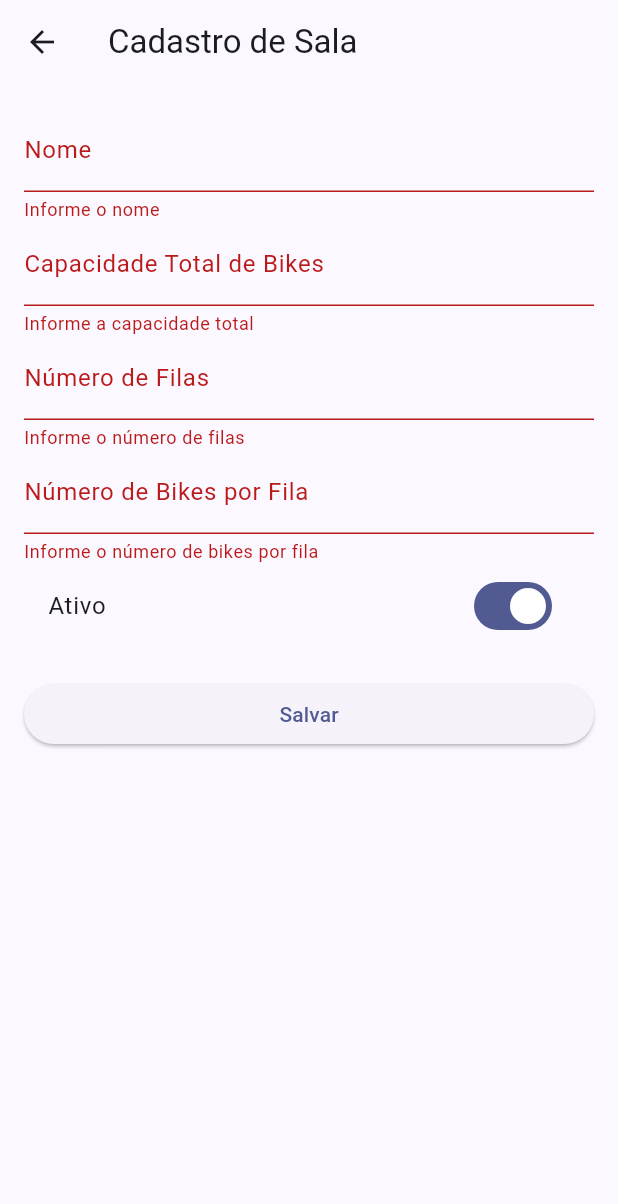
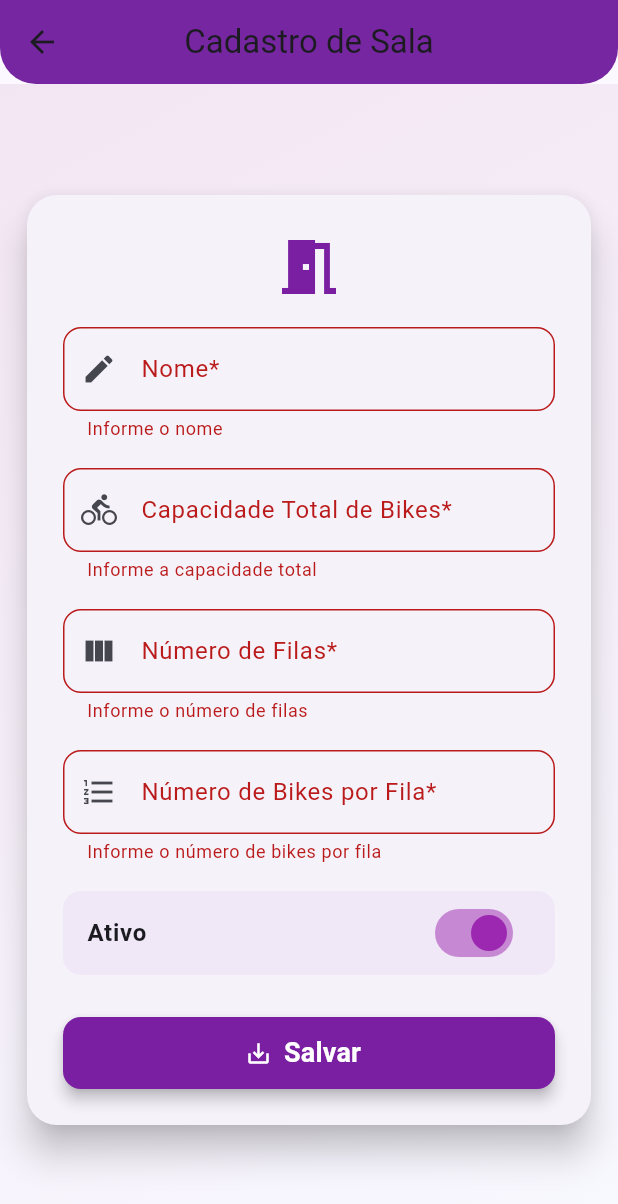
Before and after one commit to isqdev/pagil-flutter, a Flutter app: the FormSala screen opened by its route, after a tap on "Salvar", on a phone screen of 412 x 824 dp. Shown: the top 1204 px of the screen. Run offline on Flutter 3.47's test engine with Material 3 defaults, Android fonts, the phone set to English and light mode, and no system bars.

Commit message:
Estilizacao da sala

```diff
--- a/lib/telas/form_sala.dart
+++ b/lib/telas/form_sala.dart
@@ -16,6 +16,42 @@ class _FormSalaState extends State<FormSala> {
   final _bikesPorFilaController = TextEditingController();
   bool _ativo = true;
 
+  void _salvar() {
+    if (_formKey.currentState!.validate()) {
+      final sala = DTOSala(
+        nome: _nomeController.text,
+        capacidade_total_bikes: int.parse(_capacidadeController.text),
+        numero_filas: int.parse(_filasController.text),
+        numero_bikes_por_fila: int.parse(_bikesPorFilaController.text),
+        ativo: _ativo,
+      );
+      showDialog(
+        context: context,
+        builder: (_) => AlertDialog(
+          title: const Text('Sucesso'),
+          content: Text(
+            'Sala salva!\n\n'
+            'Nome: ${sala.nome}\n'
+            'Capacidade Total: ${sala.capacidade_total_bikes}\n'
+            'Número de Filas: ${sala.numero_filas}\n'
+            'Bikes por Fila: ${sala.numero_bikes_por_fila}\n'
+            'Ativo: ${sala.ativo ? "Sim" : "Não"}',
+          ),
+          actions: [
+            TextButton(
+              onPressed: () => Navigator.of(context).pop(),
+              child: const Text('OK'),
+            ),
+          ],
+        ),
+      );
+      _formKey.currentState!.reset();
+      setState(() {
+        _ativo = true;
+      });
+    }
+  }
+
   @override
   void dispose() {
     _nomeController.dispose();
@@ -25,28 +61,48 @@ class _FormSalaState extends State<FormSala> {
     super.dispose();
   }
 
-  void _submit() {
-    if (_formKey.currentState!.validate()) {
-      // Aqui você pode criar o objeto DTOSala ou fazer outra ação
-      ScaffoldMessenger.of(context).showSnackBar(
-        const SnackBar(content: Text('Formulário válido!')),
-      );
-    }
-  }
-
   @override
   Widget build(BuildContext context) {
     return Scaffold(
-      appBar: AppBar(title: const Text('Cadastro de Sala')),
-      body: Padding(
-        padding: const EdgeInsets.all(16.0),
+      appBar: AppBar(
+        title: const Text('Cadastro de Sala'),
+        backgroundColor: Colors.purple.shade700,
+        elevation: 6,
+        centerTitle: true,
+        shape: const RoundedRectangleBorder(
+          borderRadius: BorderRadius.vertical(bottom: Radius.circular(24)),
+        ),
+      ),
+      body: Container(
+        decoration: const BoxDecoration(
+          gradient: LinearGradient(
+            colors: [Color(0xFFF3E6F3), Color(0xFFF8F8FF)],
+            begin: Alignment.topLeft,
+            end: Alignment.bottomRight,
+          ),
+        ),
+        child: Center(
+          child: SingleChildScrollView(
+            child: Card(
+              elevation: 10,
+              shape: RoundedRectangleBorder(borderRadius: BorderRadius.circular(20)),
+              margin: const EdgeInsets.symmetric(horizontal: 18, vertical: 24),
+              child: Padding(
+                padding: const EdgeInsets.all(24.0),
                 child: Form(
                   key: _formKey,
-          child: ListView(
+                  child: Column(
+                    mainAxisSize: MainAxisSize.min,
                     children: [
+                      Icon(Icons.meeting_room, color: Colors.purple.shade700, size: 48),
+                      const SizedBox(height: 16),
                       TextFormField(
                         controller: _nomeController,
-                decoration: const InputDecoration(labelText: 'Nome'),
+                        decoration: InputDecoration(
+                          labelText: 'Nome*',
+                          border: OutlineInputBorder(borderRadius: BorderRadius.circular(12)),
+                          prefixIcon: const Icon(Icons.edit),
+                        ),
                         validator: (value) {
                           if (value == null || value.isEmpty) {
                             return 'Informe o nome';
@@ -54,9 +110,14 @@ class _FormSalaState extends State<FormSala> {
                           return null;
                         },
                       ),
+                      const SizedBox(height: 18),
                       TextFormField(
                         controller: _capacidadeController,
-                decoration: const InputDecoration(labelText: 'Capacidade Total de Bikes'),
+                        decoration: InputDecoration(
+                          labelText: 'Capacidade Total de Bikes*',
+                          border: OutlineInputBorder(borderRadius: BorderRadius.circular(12)),
+                          prefixIcon: const Icon(Icons.directions_bike),
+                        ),
                         keyboardType: TextInputType.number,
                         validator: (value) {
                           if (value == null || value.isEmpty) {
@@ -69,9 +130,14 @@ class _FormSalaState extends State<FormSala> {
                           return null;
                         },
                       ),
+                      const SizedBox(height: 18),
                       TextFormField(
                         controller: _filasController,
-                decoration: const InputDecoration(labelText: 'Número de Filas'),
+                        decoration: InputDecoration(
+                          labelText: 'Número de Filas*',
+                          border: OutlineInputBorder(borderRadius: BorderRadius.circular(12)),
+                          prefixIcon: const Icon(Icons.view_column),
+                        ),
                         keyboardType: TextInputType.number,
                         validator: (value) {
                           if (value == null || value.isEmpty) {
@@ -84,9 +150,14 @@ class _FormSalaState extends State<FormSala> {
                           return null;
                         },
                       ),
+                      const SizedBox(height: 18),
                       TextFormField(
                         controller: _bikesPorFilaController,
-                decoration: const InputDecoration(labelText: 'Número de Bikes por Fila'),
+                        decoration: InputDecoration(
+                          labelText: 'Número de Bikes por Fila*',
+                          border: OutlineInputBorder(borderRadius: BorderRadius.circular(12)),
+                          prefixIcon: const Icon(Icons.format_list_numbered),
+                        ),
                         keyboardType: TextInputType.number,
                         validator: (value) {
                           if (value == null || value.isEmpty) {
@@ -99,21 +170,46 @@ class _FormSalaState extends State<FormSala> {
                           return null;
                         },
                       ),
+                      const SizedBox(height: 18),
                       SwitchListTile(
-                title: const Text('Ativo'),
+                        title: const Text('Ativo', style: TextStyle(fontWeight: FontWeight.w600)),
                         value: _ativo,
-                onChanged: (val) {
+                        activeColor: Colors.purple,
+                        onChanged: (value) {
                           setState(() {
-                    _ativo = val;
+                            _ativo = value;
                           });
                         },
+                        shape: RoundedRectangleBorder(borderRadius: BorderRadius.circular(12)),
+                        tileColor: Colors.purple.withOpacity(0.05),
                       ),
-              const SizedBox(height: 20),
-              ElevatedButton(
-                onPressed: _submit,
-                child: const Text('Salvar'),
+                      const SizedBox(height: 28),
+                      SizedBox(
+                        width: double.infinity,
+                        height: 48,
+                        child: ElevatedButton.icon(
+                          onPressed: _salvar,
+                          icon: const Icon(Icons.save_alt, color: Colors.white),
+                          label: const Text(
+                            'Salvar',
+                            style: TextStyle(
+                              fontSize: 18,
+                              fontWeight: FontWeight.bold,
+                              color: Colors.white,
+                            ),
+                          ),
+                          style: ElevatedButton.styleFrom(
+                            backgroundColor: Colors.purple.shade700,
+                            shape: RoundedRectangleBorder(borderRadius: BorderRadius.circular(12)),
+                            elevation: 4,
+                          ),
+                        ),
                       ),
                     ],
+                  ),
+                ),
+              ),
+            ),
           ),
         ),
       ),
```
Lines whose indentation alone changed are shown as unchanged.
